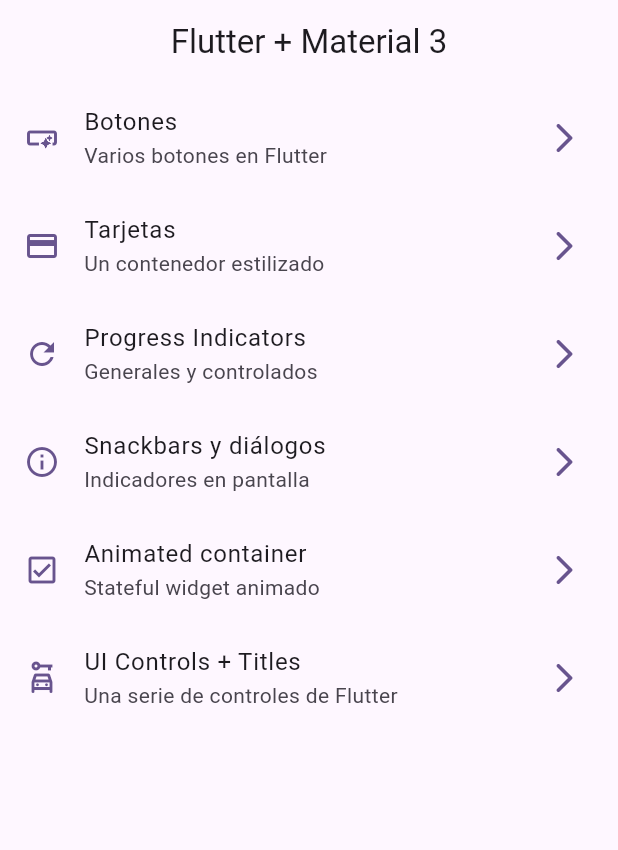
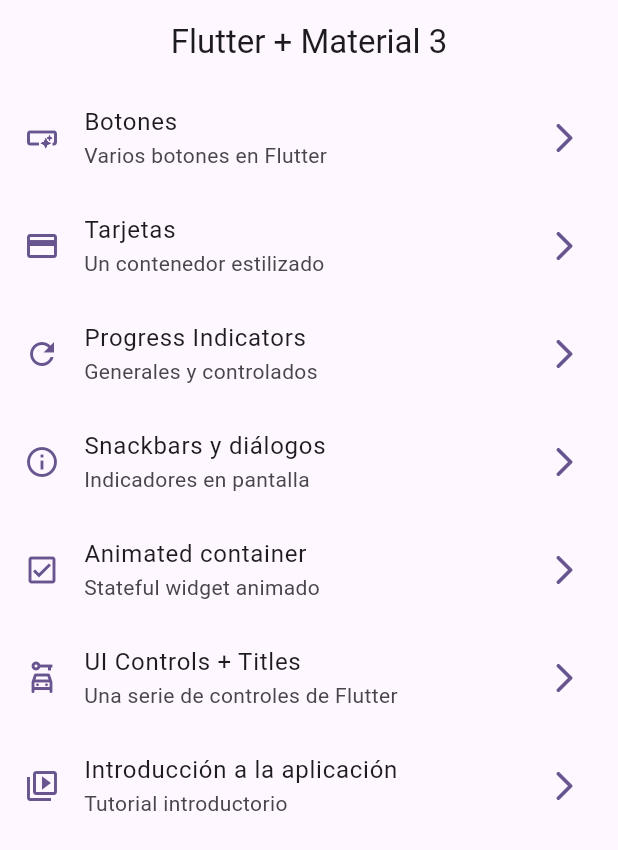
Before and after one commit to FernandoAjset/widgets_app, a Flutter app: the screen it shows after launch, on a phone screen of 412 x 824 dp. Shown: the top 850 px of the screen. Run offline on Flutter 3.47's test engine with Material 2 defaults, Android fonts, the phone set to English and light mode, and no system bars; our stand-ins replace go_router.

Commit message:
Tutorial screen added.

```diff
--- a/lib/config/menu/menu_items.dart
+++ b/lib/config/menu/menu_items.dart
@@ -39,9 +39,14 @@ const appMenuItems = <MenuItem>[
       subTitle: 'Stateful widget animado',
       link: '/animated',
       icon: Icons.check_box_outlined),
-        MenuItem(
+  MenuItem(
       title: 'UI Controls + Titles',
       subTitle: 'Una serie de controles de Flutter',
       link: '/ui-controls',
       icon: Icons.car_rental_outlined),
+  MenuItem(
+      title: 'Introducción a la aplicación',
+      subTitle: 'Tutorial introductorio',
+      link: '/tutorial',
+      icon: Icons.video_collection_outlined),
 ];
--- a/lib/config/router/app_router.dart
+++ b/lib/config/router/app_router.dart
@@ -34,10 +34,16 @@ final appRouter = GoRouter(
       name: AnimatedScreen.name,
       path: '/animated',
       builder: (context, state) => const AnimatedScreen(),
-    ),    GoRoute(
+    ),
+    GoRoute(
       name: UiControlsScreen.name,
       path: '/ui-controls',
       builder: (context, state) => const UiControlsScreen(),
     ),
+    GoRoute(
+      name: AppTutorialScreen.name,
+      path: '/tutorial',
+      builder: (context, state) => const AppTutorialScreen(),
+    ),
   ],
 );
```
